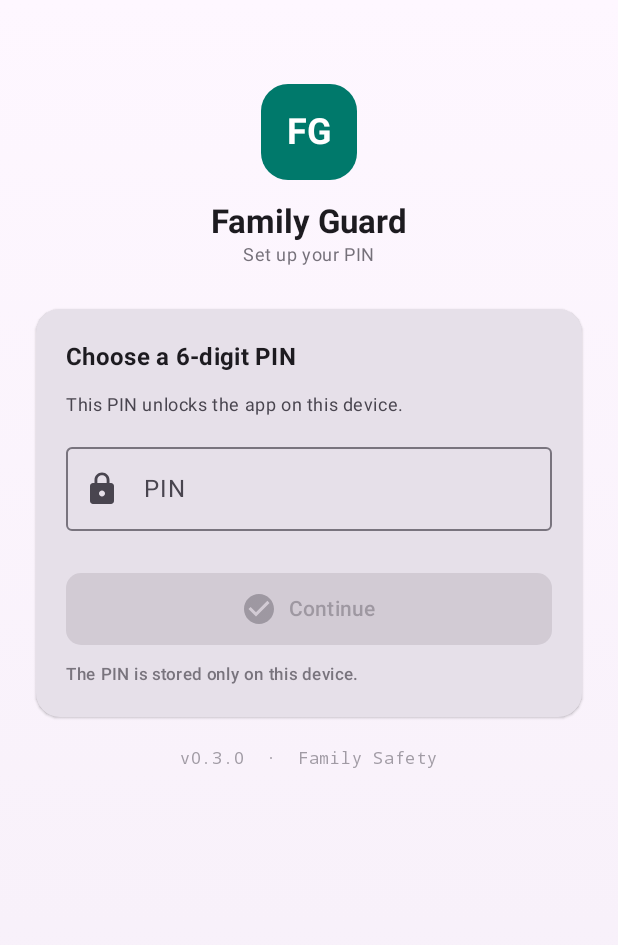
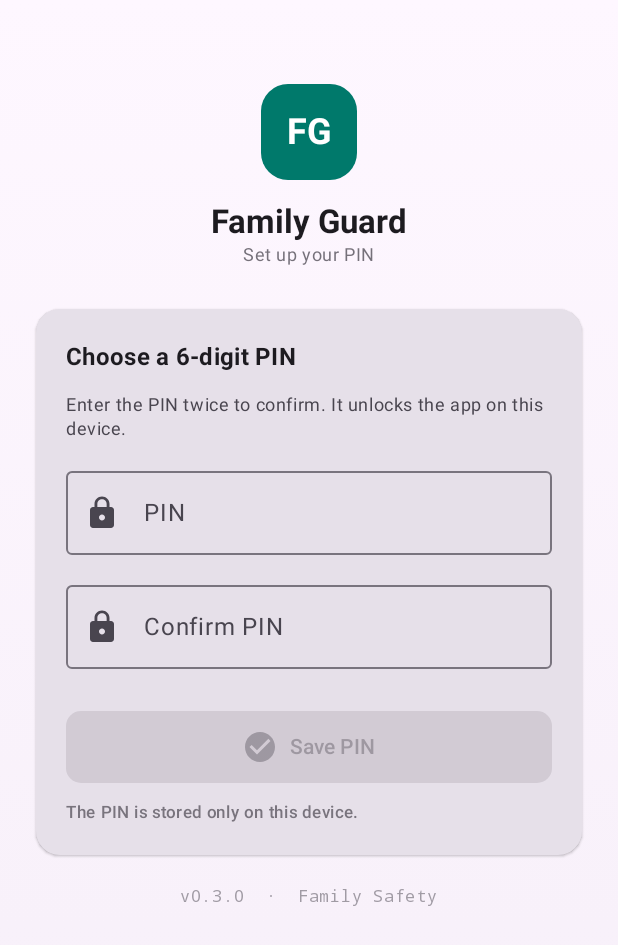
Before and after one commit to System-IQ/FamilySafety, an Android app built with Jetpack Compose: the PinSetupScreen screen opened through its navigation route, on a phone screen of 412 x 824 dp. Shown: the top 945 px of the screen. Run offline under Robolectric (Android 15) with nearby library versions, the light colour scheme and no system bars.

Commit message:
Merge PIN setup into single page (PIN + Confirm)

```diff
--- a/admin/android/app/src/main/java/com/admin/family/ui/auth/PinSetupScreen.kt
+++ b/admin/android/app/src/main/java/com/admin/family/ui/auth/PinSetupScreen.kt
@@ -27,11 +27,9 @@ import com.admin.family.data.auth.AccessCodeStore
 import com.admin.family.ui.theme.Danger
 
 /**
- * First-time setup: create a 6-digit PIN, then confirm it.
- * On success calls onPinReady(pin) — caller stores it via AccessCodeStore.setupPin().
+ * First-time setup (or PIN reset): enter a 6-digit PIN and confirm it on the same page.
+ * On success calls onPinReady(pin) — the caller stores it via AccessCodeStore.setupPin().
  */
-private enum class PinSetupStep { ENTER, CONFIRM }
-
 @OptIn(ExperimentalMaterial3Api::class)
 @Composable
 fun PinSetupScreen(
@@ -39,7 +37,6 @@ fun PinSetupScreen(
     onCancel: (() -> Unit)? = null,
     isReset: Boolean = false,
 ) {
-    var step by remember { mutableStateOf(PinSetupStep.ENTER) }
     var pin by remember { mutableStateOf("") }
     var confirm by remember { mutableStateOf("") }
     var error by remember { mutableStateOf<String?>(null) }
@@ -100,24 +97,28 @@ fun PinSetupScreen(
                     verticalArrangement = Arrangement.spacedBy(12.dp),
                 ) {
                     Text(
-                        if (step == PinSetupStep.ENTER) "Choose a 6-digit PIN" else "Confirm your PIN",
+                        "Choose a 6-digit PIN",
                         style = MaterialTheme.typography.titleMedium,
                         fontWeight = FontWeight.Bold,
                     )
                     Text(
-                        if (step == PinSetupStep.ENTER)
-                            "This PIN unlocks the app on this device."
-                        else
-                            "Enter the same 6 digits again.",
+                        "Enter the PIN twice to confirm. It unlocks the app on this device.",
                         style = MaterialTheme.typography.bodySmall,
                         color = MaterialTheme.colorScheme.onSurfaceVariant,
                     )
 
-                    if (step == PinSetupStep.ENTER) {
-                        PinField(value = pin, onValueChange = { pin = it.filter { c -> c.isDigit() }.take(6) })
-                    } else {
-                        PinField(value = confirm, onValueChange = { confirm = it.filter { c -> c.isDigit() }.take(6) })
-                    }
+                    PinField(
+                        value = pin,
+                        onValueChange = { pin = it.filter { c -> c.isDigit() }.take(AccessCodeStore.PIN_LENGTH) },
+                        label = "PIN",
+                        imeAction = ImeAction.Next,
+                    )
+                    PinField(
+                        value = confirm,
+                        onValueChange = { confirm = it.filter { c -> c.isDigit() }.take(AccessCodeStore.PIN_LENGTH) },
+                        label = "Confirm PIN",
+                        imeAction = ImeAction.Done,
+                    )
 
                     if (error != null) {
                         Row(
@@ -137,50 +138,32 @@ fun PinSetupScreen(
                         onClick = {
                             focus.clearFocus()
                             error = null
-                            if (step == PinSetupStep.ENTER) {
-                                if (pin.length != AccessCodeStore.PIN_LENGTH) {
+                            when {
+                                pin.length != AccessCodeStore.PIN_LENGTH ->
                                     error = "PIN must be exactly ${AccessCodeStore.PIN_LENGTH} digits"
-                                } else {
-                                    step = PinSetupStep.CONFIRM
-                                }
-                            } else {
-                                if (confirm != pin) {
+                                confirm.length != AccessCodeStore.PIN_LENGTH ->
+                                    error = "Please confirm your PIN"
+                                pin != confirm -> {
                                     error = "PINs do not match"
                                     confirm = ""
-                                } else {
-                                    onPinReady(pin)
                                 }
+                                else -> onPinReady(pin)
                             }
                         },
-                        enabled = if (step == PinSetupStep.ENTER)
-                            pin.length == AccessCodeStore.PIN_LENGTH
-                        else
-                            confirm.length == AccessCodeStore.PIN_LENGTH,
+                        enabled = pin.length == AccessCodeStore.PIN_LENGTH &&
+                                confirm.length == AccessCodeStore.PIN_LENGTH,
                         shape = RoundedCornerShape(10.dp),
                         modifier = Modifier.fillMaxWidth().height(48.dp),
                     ) {
                         Icon(Icons.Filled.CheckCircle, contentDescription = null)
                         Spacer(Modifier.width(8.dp))
                         Text(
-                            if (step == PinSetupStep.ENTER) "Continue" else "Save PIN",
+                            if (isReset) "Save New PIN" else "Save PIN",
                             fontWeight = FontWeight.SemiBold,
                         )
                     }
 
-                    if (step == PinSetupStep.CONFIRM) {
-                        TextButton(
-                            onClick = {
-                                step = PinSetupStep.ENTER
-                                confirm = ""
-                                error = null
-                            },
-                            modifier = Modifier.align(Alignment.End),
-                        ) {
-                            Text("Back")
-                        }
-                    }
-
-                    if (onCancel != null && step == PinSetupStep.ENTER) {
+                    if (onCancel != null) {
                         TextButton(
                             onClick = onCancel,
                             modifier = Modifier.align(Alignment.End),
@@ -215,18 +198,20 @@ fun PinSetupScreen(
 private fun PinField(
     value: String,
     onValueChange: (String) -> Unit,
+    label: String = "PIN",
+    imeAction: ImeAction = ImeAction.Done,
 ) {
     OutlinedTextField(
         value = value,
         onValueChange = onValueChange,
-        label = { Text("PIN") },
+        label = { Text(label) },
         placeholder = { Text("••••••", textAlign = TextAlign.Center) },
         leadingIcon = { Icon(Icons.Filled.Lock, contentDescription = null) },
         visualTransformation = PasswordVisualTransformation(),
         singleLine = true,
         keyboardOptions = KeyboardOptions(
             keyboardType = KeyboardType.NumberPassword,
-            imeAction = ImeAction.Done,
+            imeAction = imeAction,
         ),
         modifier = Modifier.fillMaxWidth(),
     )
```
